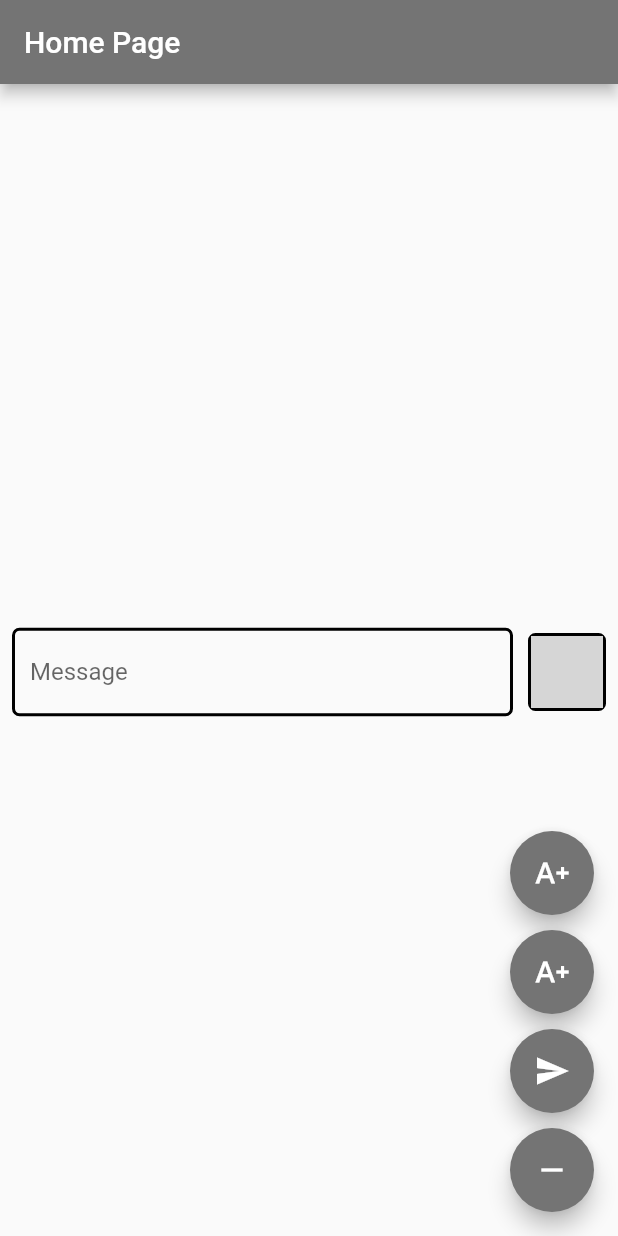
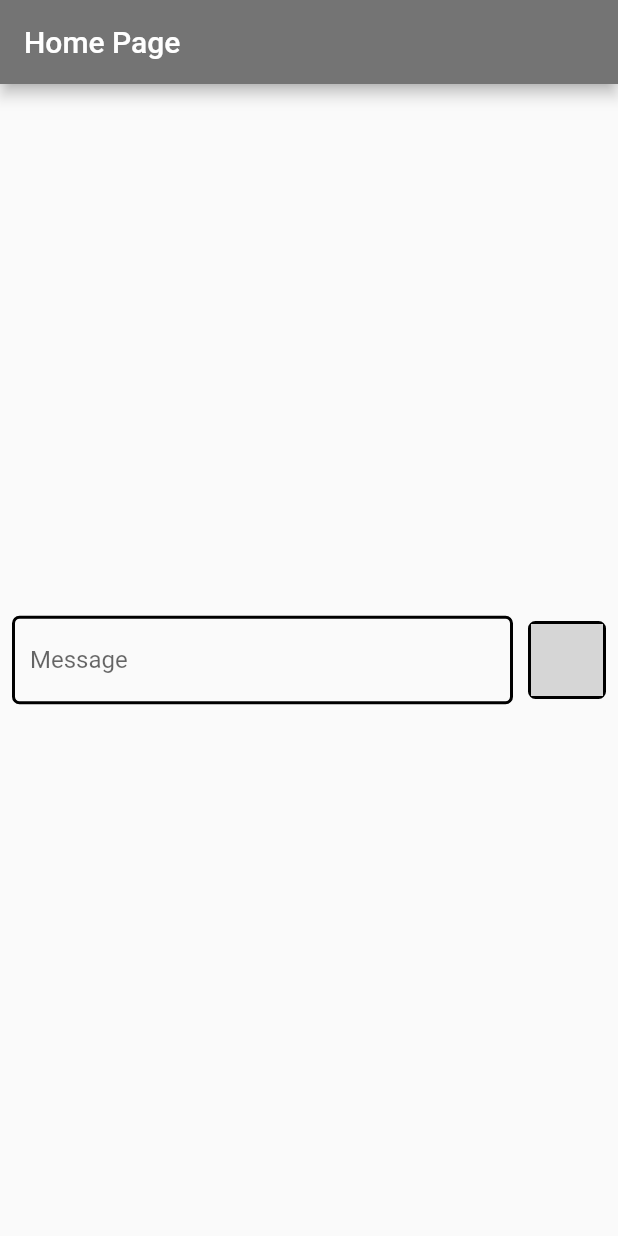
Before and after one commit to CabraKill/talk_ai, a Flutter app: the screen it shows after launch, on a phone screen of 412 x 824 dp. Run offline on Flutter 3.47's test engine with Material 2 defaults, Android fonts, the phone set to English and light mode, and no system bars; drawn by our look-alikes of rive; our stand-ins replace dio, equatable, get_it, injectable; grey boxes are pictures that could not be loaded.

Commit message:
fix encoding

```diff
--- /dev/null
+++ b/lib/domain/entities/bot_message_entity.dart
@@ -0,0 +1,10 @@
+import 'package:talk_ai/domain/entities/message_entity.dart';
+
+class BotMessageEntity implements MessageEntity {
+  @override
+  final String message;
+
+  const BotMessageEntity({
+    required this.message,
+  });
+}
--- /dev/null
+++ b/lib/domain/entities/homePageStates/home_page_state.dart
@@ -0,0 +1,31 @@
+import 'package:equatable/equatable.dart';
+import 'package:talk_ai/domain/entities/message_entity.dart';
+
+class HomePageState extends Equatable {
+  final List<MessageEntity> messages;
+  const HomePageState({
+    required this.messages,
+  });
+
+  HomePageState addMessage(MessageEntity message) {
+    return copyWith(messages: [
+      ...messages,
+      message,
+    ]);
+  }
+
+  HomePageState copyWith({
+    List<MessageEntity>? messages,
+  }) {
+    return HomePageState(
+      messages: messages ?? this.messages,
+    );
+  }
+
+  factory HomePageState.fromState(HomePageState state) {
+    return state.copyWith();
+  }
+
+  @override
+  List<Object> get props => [messages];
+}
--- /dev/null
+++ b/lib/domain/entities/homePageStates/idle_home_page_state.dart
@@ -0,0 +1,16 @@
+import 'package:talk_ai/domain/entities/homePageStates/home_page_state.dart';
+
+class IdleHomePageState extends HomePageState {
+  const IdleHomePageState({
+    required super.messages,
+  });
+
+  const IdleHomePageState.initial() : super(messages: const []);
+
+  factory IdleHomePageState.fromState(HomePageState state) {
+    return IdleHomePageState(messages: state.messages);
+  }
+
+  @override
+  List<Object> get props => [];
+}
--- /dev/null
+++ b/lib/domain/entities/homePageStates/sending_message_home_page_state.dart
@@ -0,0 +1,22 @@
+import 'package:talk_ai/domain/entities/homePageStates/home_page_state.dart';
+import 'package:talk_ai/domain/entities/message_entity.dart';
+
+class SendingMessageHomePageState extends HomePageState {
+  const SendingMessageHomePageState({
+    required super.messages,
+  });
+
+  @override
+  factory SendingMessageHomePageState.fromState(HomePageState state) {
+    return SendingMessageHomePageState(messages: state.messages);
+  }
+
+  @override
+  SendingMessageHomePageState copyWith({
+    List<MessageEntity>? messages,
+  }) {
+    return SendingMessageHomePageState(
+      messages: messages ?? this.messages,
+    );
+  }
+}
--- /dev/null
+++ b/lib/domain/entities/message_entity.dart
@@ -0,0 +1,7 @@
+abstract class MessageEntity {
+  final String message;
+
+  const MessageEntity({
+    required this.message,
+  });
+}
--- /dev/null
+++ b/lib/domain/entities/user_message_entity.dart
@@ -0,0 +1,10 @@
+import 'package:talk_ai/domain/entities/message_entity.dart';
+
+class UserMessageEntity implements MessageEntity {
+  @override
+  final String message;
+
+  const UserMessageEntity({
+    required this.message,
+  });
+}
--- a/lib/presentation/pages/home_page.dart
+++ b/lib/presentation/pages/home_page.dart
@@ -1,6 +1,8 @@
 import 'package:flutter/material.dart';
+import 'package:provider/provider.dart';
 import 'package:rive/rive.dart';
-import 'package:talk_ai/data/repositories/send_message_repository_impl.dart';
+import 'package:talk_ai/domain/entities/homePageStates/idle_home_page_state.dart';
+import 'package:talk_ai/presentation/pages/home_page_controller.dart';
 
 class HomePage extends StatefulWidget {
   const HomePage({super.key});
@@ -10,12 +12,13 @@ class HomePage extends StatefulWidget {
 }
 
 class _HomePageState extends State<HomePage> {
-  StateMachineController? _riveAnimationController;
-  final _textController = TextEditingController();
-  SendMessageRepositoryImpl _sendMessageRepositoryImpl =
-      SendMessageRepositoryImpl();
-
-  String _answer = "";
+  @override
+  void initState() {
+    super.initState();
+    WidgetsBinding.instance.addPostFrameCallback((_) {
+      context.read<HomePageController>().init();
+    });
+  }
 
   @override
   Widget build(BuildContext context) {
@@ -28,24 +31,30 @@ class _HomePageState extends State<HomePage> {
         Radius.circular(5),
       ),
     );
+
     return Scaffold(
       appBar: AppBar(
         title: const Text('Home Page'),
       ),
       body: Padding(
         padding: const EdgeInsets.all(8.0),
-        child: Center(
+        child:
+            Consumer<HomePageController>(builder: (context, controller, child) {
+          final isReady = controller.state is IdleHomePageState;
+          return Center(
             child: Column(
               mainAxisSize: MainAxisSize.min,
               children: [
-              // Flexible(
-              //   child: SingleChildScrollView(
-              //     child: Column(
-              //       mainAxisSize: MainAxisSize.min,
-              //     ),
-              //   ),
-              // ),
-              Text(_answer),
+                Flexible(
+                  child: SingleChildScrollView(
+                    child: Column(
+                      mainAxisSize: MainAxisSize.min,
+                      children: controller.state.messages
+                          .map((e) => Text(e.message))
+                          .toList(),
+                    ),
+                  ),
+                ),
                 Row(
                   children: [
                     Expanded(
@@ -56,26 +65,30 @@ class _HomePageState extends State<HomePage> {
                           enabledBorder: outlineInputBorder,
                           labelText: 'Message',
                         ),
-                      controller: _textController,
-                      onChanged: _onChanged,
-                      onSubmitted: (_) => _onSendMessage(),
+                        enabled: isReady,
+                        controller: controller.textController,
+                        onChanged: controller.onChanged,
+                        onSubmitted: (_) => controller.onSendMessage(),
                       ),
                     ),
                     const SizedBox(width: 10),
                     GestureDetector(
-                    onTap: _onSendMessage,
+                      onTap: isReady ? controller.onSendMessage : null,
                       child: SizedBox.square(
                         dimension: 52,
                         child: Container(
                           decoration: BoxDecoration(
-                          border: Border.all(color: Colors.black, width: 2),
+                            border: Border.all(
+                              color: isReady ? Colors.black : Colors.black38,
+                              width: 2,
+                            ),
                             borderRadius: BorderRadius.circular(5),
                           ),
                           child: RiveAnimation.asset(
                             "assets/rive/chat.riv",
                             fit: BoxFit.cover,
                             artboard: "enterChat",
-                          onInit: _onInit,
+                            onInit: controller.onInit,
                           ),
                         ),
                       ),
@@ -84,99 +97,9 @@ class _HomePageState extends State<HomePage> {
                 ),
               ],
             ),
+          );
+        }),
       ),
-      ),
-      floatingActionButton: Column(
-        mainAxisSize: MainAxisSize.min,
-        children: [
-          FloatingActionButton(
-            onPressed: _startMessaging,
-            tooltip: 'Message',
-            child: const Icon(Icons.text_increase),
-          ),
-          const SizedBox(height: 10),
-          FloatingActionButton(
-            onPressed: _startTyping,
-            tooltip: 'Type',
-            child: const Icon(Icons.text_increase),
-          ),
-          const SizedBox(height: 10),
-          FloatingActionButton(
-            onPressed: _send,
-            tooltip: 'Increment',
-            child: const Icon(Icons.send),
-          ),
-          const SizedBox(height: 10),
-          FloatingActionButton(
-            onPressed: _removeMessage,
-            tooltip: 'Increment',
-            child: const Icon(Icons.remove),
-          ),
-        ],
-      ), // This trailing comma makes auto-formatting nicer for build methods.
     );
   }
-
-  void _startMessaging() {
-    var trigger = (_riveAnimationController?.findInput<bool>('startMessaging')
-        as SMITrigger);
-    trigger.fire();
 }
-
-  void _startTyping() {
-    var trigger = (_riveAnimationController?.findInput<bool>('startTyping')
-        as SMITrigger);
-    trigger.fire();
-  }
-
-  void _send() {
-    var trigger = (_riveAnimationController?.findInput<bool>('sendMessage')
-        as SMITrigger);
-    trigger.fire();
-  }
-
-  void _removeMessage() {
-    var trigger = (_riveAnimationController?.findInput<bool>('removeMessage')
-        as SMITrigger);
-    trigger.fire();
-  }
-
-  void _onInit(Artboard artboard) {
-    _riveAnimationController =
-        StateMachineController.fromArtboard(artboard, 'State Machine 1')
-            as StateMachineController;
-    artboard.addController(_riveAnimationController!);
-  }
-
-  void _onChanged(String value) {
-    if (value.isEmpty) {
-      _removeMessage();
-    } else {
-      _startMessaging();
-      _startTyping();
-    }
-  }
-
-  void _onSendMessage() {
-    var text = _textController.text;
-    _sendMessageToBot(text);
-    _textController.clear();
-    _send();
-  }
-
-  void _sendMessageToBot(String message) async {
-    try {
-      final result = await _sendMessageRepositoryImpl(message);
-      _updateMessage(result);
-    } catch (e, s) {
-      debugPrint(e.toString());
-      debugPrintStack(stackTrace: s);
-    }
-  }
-
-  void _updateMessage(String result) {
-    setState(() {
-      _answer = result;
-    });
-  }
-}
```
Also changed, not shown: analysis_options.yaml (+56 -0 lines), lib/data/repositories/send_message_repository_impl.dart (+13 -33 lines), lib/infra/colors/colors.dart (added, +17 -0 lines), lib/infra/injections/injectable.dart (added, +13 -0 lines), lib/main.dart (+15 -16 lines), lib/presentation/pages/home_page_controller.dart (added, +109 -0 lines), pubspec.yaml (+9 -3 lines), lib/infra/injections/injectable.config.dart (added), 2 other files. Lines whose indentation alone changed are shown as unchanged.
